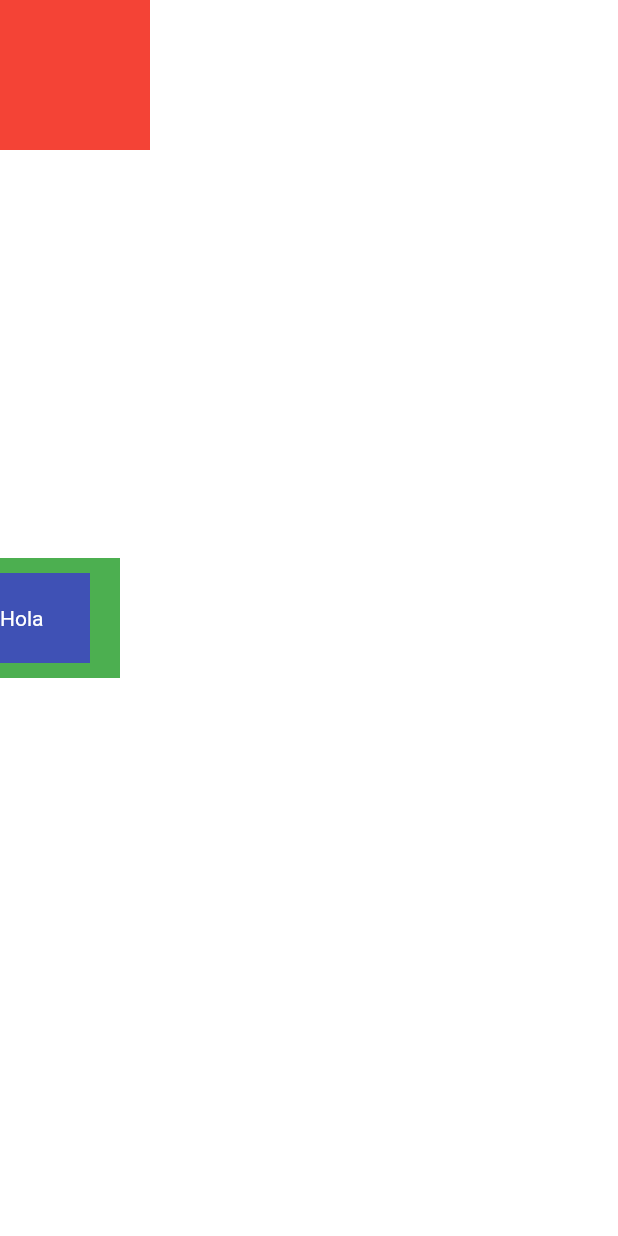
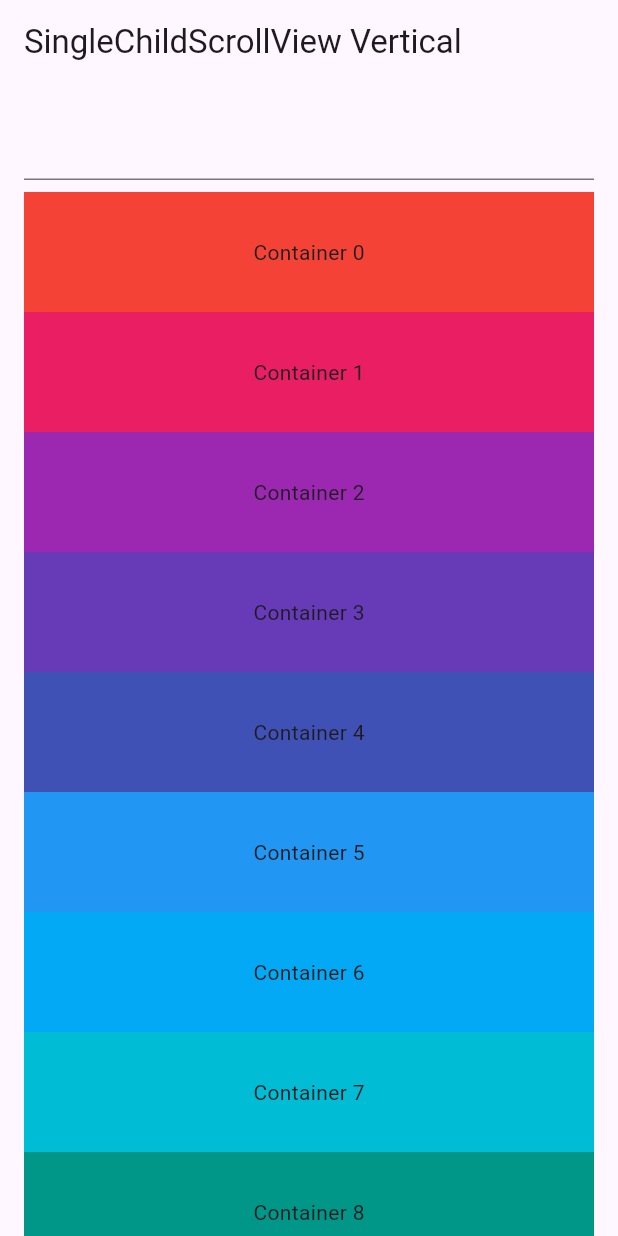
Before and after one commit to teorcl/catalog_widgets, a Flutter app: the screen it shows after launch, on a phone screen of 412 x 824 dp. Run offline on Flutter 3.47's test engine with Material 3 defaults, Android fonts, the phone set to English and light mode, and no system bars; our stand-ins replace device_preview.

Commit message:
feat(widgets): Se agregan safe area, scroll view, scaffold

```diff
--- a/lib/main.dart
+++ b/lib/main.dart
@@ -53,7 +53,11 @@ class MyApp extends StatelessWidget {
       //initialRoute: 'container_three',
       //initialRoute: 'rich_text_one',
       //initialRoute: 'overflow_one',
-      initialRoute: 'stack_one',
+      //initialRoute: 'stack_one',
+      //initialRoute: 'scaffold_one',
+      //initialRoute: 'safe_area_one',
+      initialRoute: 'single_scroll_view_one',
+      //initialRoute: 'single_scroll_view_two',
       routes: appRoutes,
       //home: const StackOne(),
     );
--- a/lib/routes/routes.dart
+++ b/lib/routes/routes.dart
@@ -18,4 +18,8 @@ final Map<String, Widget Function(BuildContext)> appRoutes = {
       ),
   'overflow_one': (_) => const OverflowOne(),
   'stack_one': (_) => const StackOne(),
+  'scaffold_one': (_) => const ScaffoldOne(),
+  'safe_area_one': (_) => const SafeAreaOne(),
+  'single_scroll_view_one': (_) => const SingleChildScrollViewOne(),
+  'single_scroll_view_two': (_) => const SingleChildScrollViewTwo(),
 };
--- /dev/null
+++ b/lib/widgets/safe_area/safe_area.dart
@@ -0,0 +1 @@
+export 'safe_area_one.dart';
--- /dev/null
+++ b/lib/widgets/scaffolds/scaffolds.dart
@@ -0,0 +1 @@
+export 'package:catalog_widgets/widgets/scaffolds/scaffold_one.dart';
--- /dev/null
+++ b/lib/widgets/single_child_scrollview/scroll_view.dart
@@ -0,0 +1,2 @@
+export 'package:catalog_widgets/widgets/single_child_scrollview/single_child_scroll_view_one.dart';
+export 'package:catalog_widgets/widgets/single_child_scrollview/single_child_scroll_view_two.dart';
--- /dev/null
+++ b/lib/widgets/single_child_scrollview/single_child_scroll_view_one.dart
@@ -0,0 +1,47 @@
+import 'package:flutter/material.dart';
+
+class SingleChildScrollViewOne extends StatelessWidget {
+  const SingleChildScrollViewOne({super.key});
+
+  @override
+  Widget build(BuildContext context) {
+    final List<Widget> containers = List.generate(18, crearListaDeContainers);
+
+    return Scaffold(
+      appBar: AppBar(
+        title: const Text('SingleChildScrollView Vertical'),
+      ),
+      body: SingleChildScrollView(
+        padding: const EdgeInsets.all(16),
+        child: Column(
+          //children: List.generate(18, crearListaDeContainers),
+          children: [
+            TextField(),
+            const SizedBox(height: 8),
+            ...containers,
+          ],
+        ),
+      ),
+      /*body: Column(
+        children: [
+          Expanded(
+            child: SingleChildScrollView(
+              child: Column(
+                children: List.generate(18, crearListaDeContainers),
+              ),
+            ),
+          ),
+        ],
+      ),*/
+    );
+  }
+
+  Widget crearListaDeContainers(int index) {
+    return Container(
+      alignment: Alignment.center,
+      height: 80,
+      color: Colors.primaries[index],
+      child: Text('Container $index'),
+    );
+  }
+}
--- a/lib/widgets/widgets.dart
+++ b/lib/widgets/widgets.dart
@@ -6,3 +6,6 @@ export '../widgets/rich_text/rich_text.dart';
 export 'package:catalog_widgets/accesibility/text_semantics.dart';
 export '../widgets/column/column.dart';
 export '../widgets/stack/stack.dart';
+export '../widgets/scaffolds/scaffolds.dart';
+export '../widgets/safe_area/safe_area.dart';
+export '../widgets/single_child_scrollview/scroll_view.dart';
```
Also changed, not shown: lib/widgets/safe_area/safe_area_one.dart (added, +45 -0 lines), lib/widgets/scaffolds/scaffold_one.dart (added, +17 -0 lines), lib/widgets/single_child_scrollview/single_child_scroll_view_two.dart (added, +39 -0 lines).
